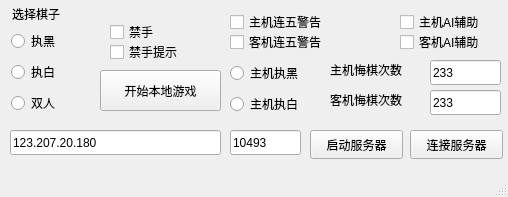
Above: mainwindow.ui from w1049/Gobang before the change. Below: the same form after it.
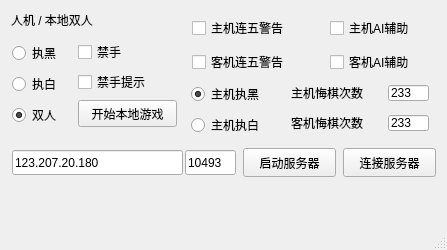
That is the form after the change.

Patch:
```diff
--- a/mainwindow.ui
+++ b/mainwindow.ui
@@ -6,8 +6,8 @@
    <rect>
     <x>0</x>
     <y>0</y>
-    <width>508</width>
-    <height>197</height>
+    <width>447</width>
+    <height>250</height>
    </rect>
   </property>
   <property name="windowTitle">
@@ -17,67 +17,34 @@
    <widget class="QLabel" name="label">
     <property name="geometry">
      <rect>
-      <x>12</x>
-      <y>4</y>
-      <width>71</width>
-      <height>20</height>
-     </rect>
-    </property>
-    <property name="text">
-     <string>选择棋子</string>
-    </property>
-   </widget>
-   <widget class="QPushButton" name="pushButton">
-    <property name="geometry">
-     <rect>
-      <x>100</x>
-      <y>70</y>
-      <width>121</width>
-      <height>41</height>
-     </rect>
-    </property>
-    <property name="text">
-     <string>开始本地游戏</string>
-    </property>
-   </widget>
-   <widget class="QWidget" name="layoutWidget">
-    <property name="geometry">
-     <rect>
       <x>11</x>
-      <y>28</y>
-      <width>89</width>
-      <height>88</height>
+      <y>10</y>
+      <width>104</width>
+      <height>20</height>
      </rect>
     </property>
-    <layout class="QVBoxLayout" name="verticalLayout">
-     <item>
-      <widget class="QRadioButton" name="Type_1">
-       <property name="text">
-        <string>执黑</string>
-       </property>
-      </widget>
-     </item>
-     <item>
-      <widget class="QRadioButton" name="Type_2">
-       <property name="text">
-        <string>执白</string>
-       </property>
-      </widget>
-     </item>
-     <item>
-      <widget class="QRadioButton" name="Type_3">
-       <property name="text">
-        <string>双人</string>
-       </property>
-      </widget>
-     </item>
-    </layout>
+    <property name="text">
+     <string>人机 / 本地双人</string>
+    </property>
    </widget>
    <widget class="QPushButton" name="pushButton_2">
     <property name="geometry">
      <rect>
-      <x>310</x>
-      <y>130</y>
+      <x>78</x>
+      <y>100</y>
+      <width>99</width>
+      <height>27</height>
+     </rect>
+    </property>
+    <property name="text">
+     <string>开始本地游戏</string>
+    </property>
+   </widget>
+   <widget class="QPushButton" name="serverButton">
+    <property name="geometry">
+     <rect>
+      <x>243</x>
+      <y>148</y>
       <width>93</width>
       <height>29</height>
      </rect>
@@ -89,8 +56,8 @@
    <widget class="QPushButton" name="pushButton_4">
     <property name="geometry">
      <rect>
-      <x>410</x>
-      <y>130</y>
+      <x>343</x>
+      <y>148</y>
       <width>93</width>
       <height>29</height>
      </rect>
@@ -102,9 +69,9 @@
    <widget class="QLineEdit" name="hostLineEdit">
     <property name="geometry">
      <rect>
-      <x>10</x>
-      <y>130</y>
-      <width>211</width>
+      <x>12</x>
+      <y>150</y>
+      <width>171</width>
       <height>25</height>
      </rect>
     </property>
@@ -115,9 +82,9 @@
    <widget class="QLineEdit" name="portLineEdit">
     <property name="geometry">
      <rect>
-      <x>230</x>
-      <y>130</y>
-      <width>71</width>
+      <x>185</x>
+      <y>150</y>
+      <width>51</width>
       <height>25</height>
      </rect>
     </property>
@@ -128,10 +95,10 @@
    <widget class="QCheckBox" name="win1CheckBox">
     <property name="geometry">
      <rect>
-      <x>230</x>
-      <y>10</y>
-      <width>121</width>
-      <height>24</height>
+      <x>192</x>
+      <y>20</y>
+      <width>111</width>
+      <height>16</height>
      </rect>
     </property>
     <property name="text">
@@ -141,10 +108,10 @@
    <widget class="QCheckBox" name="win2CheckBox">
     <property name="geometry">
      <rect>
-      <x>230</x>
-      <y>30</y>
-      <width>121</width>
-      <height>24</height>
+      <x>192</x>
+      <y>54</y>
+      <width>117</width>
+      <height>16</height>
      </rect>
     </property>
     <property name="text">
@@ -154,10 +121,10 @@
    <widget class="QCheckBox" name="ai1CheckBox">
     <property name="geometry">
      <rect>
-      <x>400</x>
-      <y>10</y>
-      <width>98</width>
-      <height>24</height>
+      <x>330</x>
+      <y>20</y>
+      <width>102</width>
+      <height>16</height>
      </rect>
     </property>
     <property name="text">
@@ -167,10 +134,10 @@
    <widget class="QCheckBox" name="ai2CheckBox">
     <property name="geometry">
      <rect>
-      <x>400</x>
-      <y>30</y>
-      <width>98</width>
-      <height>24</height>
+      <x>330</x>
+      <y>54</y>
+      <width>102</width>
+      <height>16</height>
      </rect>
     </property>
     <property name="text">
@@ -180,9 +147,9 @@
    <widget class="QCheckBox" name="banCheckBox">
     <property name="geometry">
      <rect>
-      <x>110</x>
-      <y>20</y>
-      <width>98</width>
+      <x>78</x>
+      <y>40</y>
+      <width>57</width>
       <height>24</height>
      </rect>
     </property>
@@ -193,9 +160,9 @@
    <widget class="QCheckBox" name="infoBanCheckBox">
     <property name="geometry">
      <rect>
-      <x>110</x>
-      <y>40</y>
-      <width>98</width>
+      <x>78</x>
+      <y>70</y>
+      <width>87</width>
       <height>24</height>
      </rect>
     </property>
@@ -206,10 +173,10 @@
    <widget class="QLineEdit" name="undo1LineEdit">
     <property name="geometry">
      <rect>
-      <x>430</x>
-      <y>60</y>
-      <width>71</width>
-      <height>25</height>
+      <x>388</x>
+      <y>85</y>
+      <width>41</width>
+      <height>16</height>
      </rect>
     </property>
     <property name="text">
@@ -219,10 +186,10 @@
    <widget class="QLineEdit" name="undo2LineEdit">
     <property name="geometry">
      <rect>
-      <x>430</x>
-      <y>90</y>
-      <width>71</width>
-      <height>25</height>
+      <x>388</x>
+      <y>115</y>
+      <width>41</width>
+      <height>16</height>
      </rect>
     </property>
     <property name="text">
@@ -232,10 +199,10 @@
    <widget class="QLabel" name="label_3">
     <property name="geometry">
      <rect>
-      <x>330</x>
-      <y>90</y>
-      <width>91</width>
-      <height>20</height>
+      <x>291</x>
+      <y>115</y>
+      <width>90</width>
+      <height>16</height>
      </rect>
     </property>
     <property name="text">
@@ -245,10 +212,10 @@
    <widget class="QLabel" name="label_4">
     <property name="geometry">
      <rect>
-      <x>330</x>
-      <y>60</y>
-      <width>91</width>
-      <height>20</height>
+      <x>291</x>
+      <y>85</y>
+      <width>90</width>
+      <height>16</height>
      </rect>
     </property>
     <property name="text">
@@ -258,9 +225,45 @@
    <widget class="QWidget" name="layoutWidget">
     <property name="geometry">
      <rect>
-      <x>230</x>
-      <y>60</y>
-      <width>101</width>
+      <x>12</x>
+      <y>40</y>
+      <width>59</width>
+      <height>88</height>
+     </rect>
+    </property>
+    <layout class="QVBoxLayout" name="verticalLayout">
+     <item>
+      <widget class="QRadioButton" name="Type_1">
+       <property name="text">
+        <string>执黑</string>
+       </property>
+      </widget>
+     </item>
+     <item>
+      <widget class="QRadioButton" name="Type_2">
+       <property name="text">
+        <string>执白</string>
+       </property>
+      </widget>
+     </item>
+     <item>
+      <widget class="QRadioButton" name="Type_3">
+       <property name="text">
+        <string>双人</string>
+       </property>
+       <property name="checked">
+        <bool>true</bool>
+       </property>
+      </widget>
+     </item>
+    </layout>
+   </widget>
+   <widget class="QWidget" name="layoutWidget">
+    <property name="geometry">
+     <rect>
+      <x>191</x>
+      <y>81</y>
+      <width>89</width>
       <height>57</height>
      </rect>
     </property>
@@ -270,6 +273,9 @@
        <property name="text">
         <string>主机执黑</string>
        </property>
+       <property name="checked">
+        <bool>true</bool>
+       </property>
       </widget>
      </item>
      <item>
```
Left out of the diff: 10 changed lines with no effect on the pictures.
